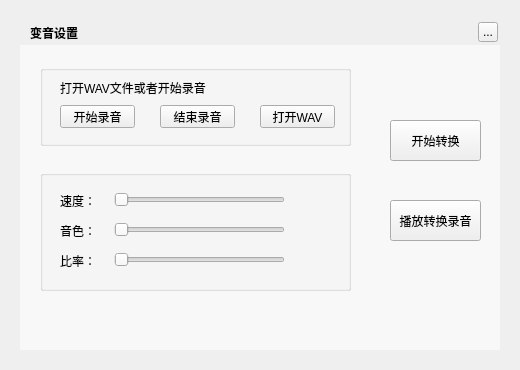
Greedysky/TTKMusicPlayer, file TTKCore/musicUi/musicToolsetswidget/musicsoundtouchwidget.ui: the form before one commit.
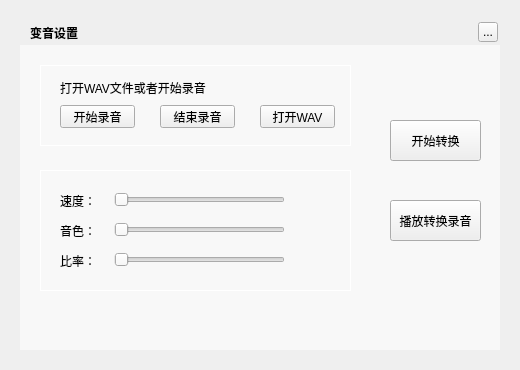
The form after the commit.

Commit message: add groupbox border stylesheet[987556]

Diff of the .ui file:
```diff
--- a/TTKCore/musicUi/musicToolsetswidget/musicsoundtouchwidget.ui
+++ b/TTKCore/musicUi/musicToolsetswidget/musicsoundtouchwidget.ui
@@ -77,6 +77,9 @@
      <height>81</height>
     </rect>
    </property>
+   <property name="styleSheet">
+    <string notr="true">QGroupBox{border:1px solid #FFF;}</string>
+   </property>
    <property name="title">
     <string/>
    </property>
@@ -151,6 +154,9 @@
      <height>121</height>
     </rect>
    </property>
+   <property name="styleSheet">
+    <string notr="true">QGroupBox{border:1px solid #FFF;}</string>
+   </property>
    <property name="title">
     <string/>
    </property>
```
The commit also changes 3 other files.
